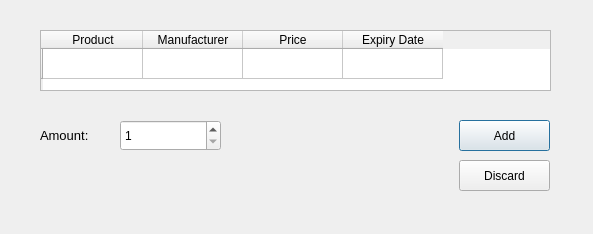
This is source/addtocart_dialog.ui in NimaMousavian/FBT-Market-Management-Application as Qt 5 draws it before an edit. The edited form follows.
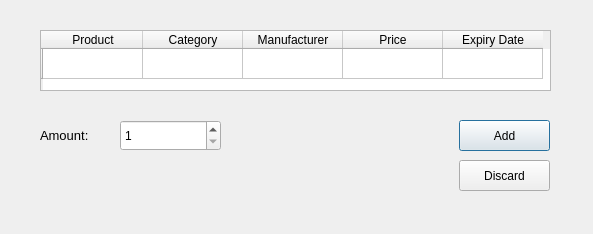
This is the edited form.

The edit to the form file:
```diff
--- a/source/addtocart_dialog.ui
+++ b/source/addtocart_dialog.ui
@@ -58,6 +58,11 @@
      <string>Product</string>
     </property>
    </column>
+   <column>
+    <property name="text">
+     <string>Category</string>
+    </property>
+   </column>
    <column>
     <property name="text">
      <string>Manufacturer</string>
```
